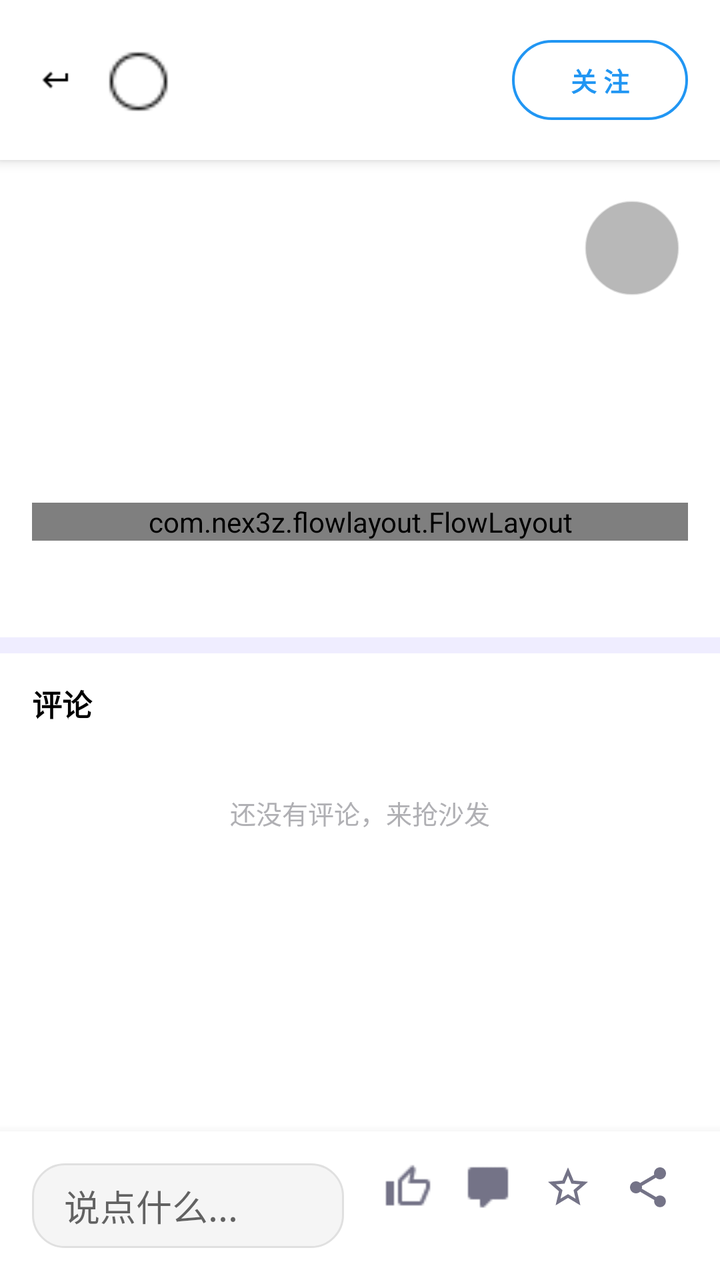
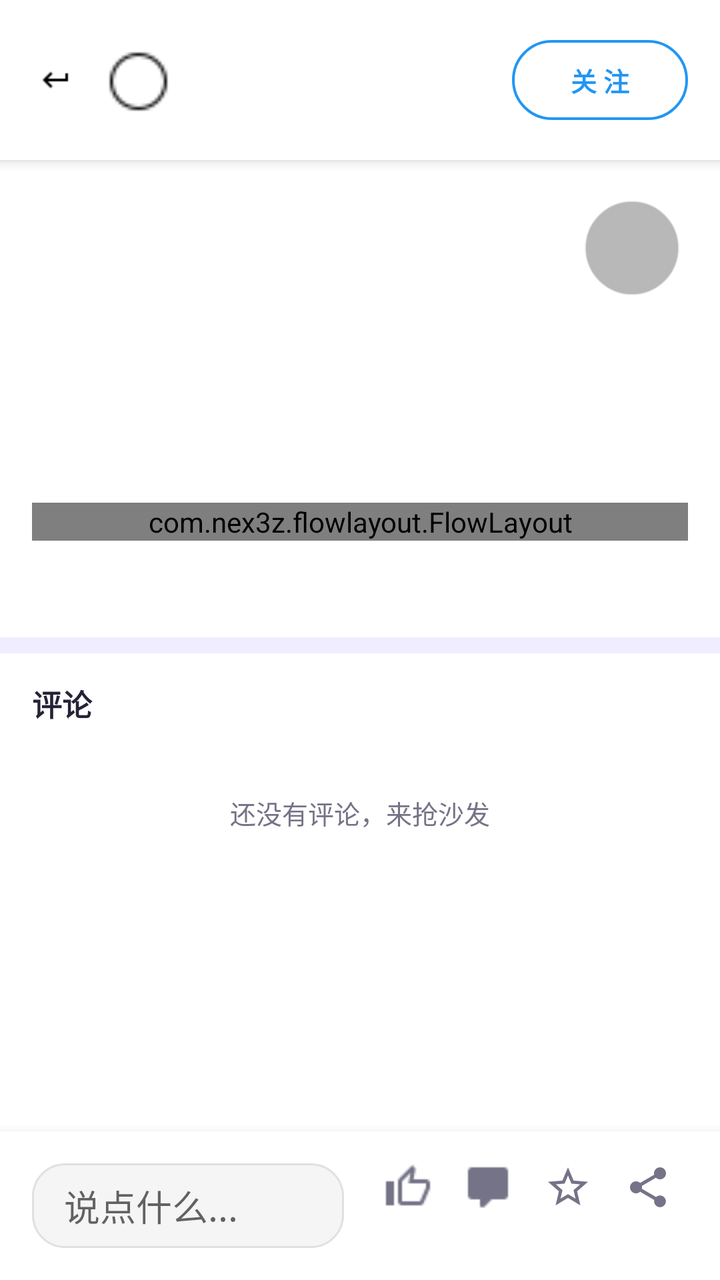

Two renders of the same Android screen: before a commit and after it. Below are the layout's source before the change and the commit's diff.
<!-- AndroidManifest.xml: application theme AppTheme -->
<!-- res/layout/activity_detail.xml -->
<?xml version="1.0" encoding="utf-8"?>
<androidx.coordinatorlayout.widget.CoordinatorLayout
    xmlns:android="http://schemas.android.com/apk/res/android"
    xmlns:app="http://schemas.android.com/apk/res-auto"
    android:id="@+id/root_layout"
    android:layout_width="match_parent"
    android:layout_height="match_parent"
    android:background="@color/white">

    
    <View
        android:id="@+id/background_overlay"
        android:layout_width="match_parent"
        android:layout_height="match_parent"
        android:background="#CCFFFFFF"
        android:alpha="0"
        android:clickable="false"
        android:focusable="false" />

    
    <FrameLayout
        android:id="@+id/scroll_container"
        android:layout_width="match_parent"
        android:layout_height="match_parent"
        android:clipChildren="false"
        android:clipToPadding="false">

        
        <androidx.core.widget.NestedScrollView
            android:id="@+id/nested_scroll_view"
            android:layout_width="match_parent"
            android:layout_height="match_parent"
            android:paddingBottom="80dp">

            <LinearLayout
                android:layout_width="match_parent"
                android:layout_height="wrap_content"
                android:orientation="vertical">

                
                <LinearLayout
                    android:id="@+id/top_bar"
                    android:layout_width="match_parent"
                    android:layout_height="wrap_content"
                    android:orientation="horizontal"
                    android:padding="16dp"
                    android:gravity="center_vertical"
                    android:background="@color/white"
                    android:elevation="4dp">

                    
                    <ImageView
                        android:id="@+id/back_button"
                        android:layout_width="24dp"
                        android:layout_height="24dp"
                        android:src="@drawable/ic_arrow_back"
                        android:contentDescription="返回"
                        android:padding="4dp"
                        android:background="?attr/selectableItemBackgroundBorderless" />

                    
                    <LinearLayout
                        android:id="@+id/author_container"
                        android:layout_width="0dp"
                        android:layout_height="wrap_content"
                        android:layout_weight="1"
                        android:orientation="horizontal"
                        android:paddingStart="12dp"
                        android:gravity="center_vertical"
                        android:clickable="true"
                        android:focusable="true"
                        android:foreground="?attr/selectableItemBackground">

                        
                        <ImageView
                            android:id="@+id/author_avatar"
                            android:layout_width="36dp"
                            android:layout_height="36dp"
                            android:scaleType="centerCrop"
                            android:background="@drawable/circle_bg"/>

                        
                        <TextView
                            android:id="@+id/author_name"
                            android:layout_width="wrap_content"
                            android:layout_height="wrap_content"
                            android:layout_marginStart="12dp"
                            android:textSize="14sp"
                            android:textStyle="bold"
                            android:textColor="@color/black"
                            android:maxLines="1"
                            android:ellipsize="end"/>
                    </LinearLayout>

                    
                    <com.google.android.material.button.MaterialButton
                        android:id="@+id/follow_button"
                        style="@style/Widget.Material3.Button.OutlinedButton"
                        android:layout_width="wrap_content"
                        android:layout_height="wrap_content"
                        android:text="关 注"
                        android:textColor="@color/primary_color"
                        android:textSize="13sp"
                        android:textStyle="bold"
                        app:cornerRadius="50dp"
                        app:rippleColor="@color/primary_color"
                        app:strokeColor="@color/primary_color"
                        app:strokeWidth="1.2dp" />


                </LinearLayout>

                
                <FrameLayout
                    android:id="@+id/image_container"
                    android:layout_width="match_parent"
                    android:layout_height="wrap_content"
                    android:clipChildren="true"
                    android:clipToPadding="true">

                    <androidx.viewpager2.widget.ViewPager2
                        android:id="@+id/image_pager"
                        android:layout_width="match_parent"
                        android:layout_height="wrap_content"
                        android:background="@color/black"/>

                    
                    <LinearLayout
                        android:id="@+id/progress_indicator"
                        android:layout_width="match_parent"
                        android:layout_height="wrap_content"
                        android:layout_gravity="bottom"
                        android:orientation="horizontal"
                        android:gravity="center"
                        android:paddingVertical="8dp"
                        android:visibility="gone"/>

                    
                    <ImageView
                        android:id="@+id/music_control_button"
                        android:layout_width="48dp"
                        android:layout_height="48dp"
                        android:layout_gravity="bottom|end"
                        android:layout_margin="20dp"
                    android:background="@drawable/circle_transparent_bg"
                    android:alpha="0.7"
                    android:contentDescription="音乐控制"
                    android:padding="12dp"
                    android:clickable="true"
                    android:focusable="true"/>

                </FrameLayout>

                
                <LinearLayout
                    android:id="@+id/content_layout"
                    android:layout_width="match_parent"
                    android:layout_height="wrap_content"
                    android:orientation="vertical"
                    android:padding="16dp">

                    
                    <TextView
                        android:id="@+id/title_text"
                        android:layout_width="match_parent"
                        android:layout_height="wrap_content"
                        android:textSize="18sp"
                        android:textStyle="bold"
                        android:textColor="@color/black"
                        android:lineSpacingExtra="4dp"/>

                    
                    <TextView
                        android:id="@+id/content_text"
                        android:layout_width="match_parent"
                        android:layout_height="wrap_content"
                        android:layout_marginTop="12dp"
                        android:textSize="14sp"
                        android:textColor="@color/profile_ink"
                        android:lineSpacingExtra="6dp"/>

                    
                    <TextView
                        android:id="@+id/summarize_entry"
                        android:layout_width="wrap_content"
                        android:layout_height="wrap_content"
                        android:layout_marginTop="10dp"
                        android:background="@drawable/edittext_rounded_bg"
                        android:paddingStart="14dp"
                        android:paddingEnd="14dp"
                        android:paddingTop="8dp"
                        android:paddingBottom="8dp"
                        android:text="@string/summarize_entry"
                        android:textColor="@color/primary_color"
                        android:textSize="13sp"
                        android:textStyle="bold"
                        android:visibility="gone" />

                    
                    <com.nex3z.flowlayout.FlowLayout
                        android:id="@+id/tags_container"
                        android:layout_width="match_parent"
                        android:layout_height="wrap_content"
                        android:layout_marginTop="12dp"
                        android:orientation="horizontal"/>

                    
                    <TextView
                        android:id="@+id/publish_date"
                        android:layout_width="match_parent"
                        android:layout_height="wrap_content"
                        android:layout_marginTop="16dp"
                        android:textSize="12sp"
                        android:textColor="@color/profile_muted"/>
                </LinearLayout>

                
                <View
                    android:layout_width="match_parent"
                    android:layout_height="8dp"
                    android:background="@color/profile_soft" />

                <LinearLayout
                    android:layout_width="match_parent"
                    android:layout_height="wrap_content"
                    android:orientation="vertical"
                    android:paddingBottom="16dp">

                    <LinearLayout
                        android:layout_width="match_parent"
                        android:layout_height="wrap_content"
                        android:orientation="horizontal"
                        android:gravity="center_vertical"
                        android:paddingStart="16dp"
                        android:paddingEnd="16dp">

                        <TextView
                            android:id="@+id/comments_header"
                            android:layout_width="0dp"
                            android:layout_height="wrap_content"
                            android:layout_weight="1"
                            android:paddingTop="14dp"
                            android:paddingBottom="10dp"
                            android:text="@string/comments_header"
                            android:textSize="15sp"
                            android:textStyle="bold"
                            android:textColor="@color/black" />

                        
                        <TextView
                            android:id="@+id/auto_reply_entry"
                            android:layout_width="wrap_content"
                            android:layout_height="wrap_content"
                            android:paddingStart="8dp"
                            android:paddingEnd="4dp"
                            android:paddingTop="14dp"
                            android:paddingBottom="10dp"
                            android:text="@string/auto_reply_entry"
                            android:textColor="@color/primary_color"
                            android:textSize="13sp"
                            android:visibility="gone" />
                    </LinearLayout>

                    <androidx.recyclerview.widget.RecyclerView
                        android:id="@+id/comments_list"
                        android:layout_width="match_parent"
                        android:layout_height="wrap_content"
                        android:nestedScrollingEnabled="false"
                        android:overScrollMode="never" />

                    <TextView
                        android:id="@+id/comments_empty"
                        android:layout_width="match_parent"
                        android:layout_height="wrap_content"
                        android:gravity="center"
                        android:padding="24dp"
                        android:text="@string/comments_empty"
                        android:textSize="13sp"
                        android:textColor="#B0B0B4" />

                    <TextView
                        android:id="@+id/comments_more"
                        android:layout_width="match_parent"
                        android:layout_height="wrap_content"
                        android:gravity="center"
                        android:padding="10dp"
                        android:textSize="13sp"
                        android:textColor="@color/profile_accent"
                        android:visibility="gone" />
                </LinearLayout>
            </LinearLayout>
        </androidx.core.widget.NestedScrollView>
    </FrameLayout>

    
    <LinearLayout
        android:id="@+id/bottom_bar"
        android:layout_width="match_parent"
        android:layout_height="wrap_content"
        android:layout_gravity="bottom"
        android:orientation="horizontal"
        android:background="@color/white"
        android:padding="16dp"
        android:elevation="8dp"
        app:layout_behavior="com.google.android.material.behavior.HideBottomViewOnScrollBehavior">

        
        <EditText
            android:id="@+id/comment_input"
            android:layout_width="0dp"
            android:layout_height="wrap_content"
            android:minHeight="40dp"
            android:layout_weight="1"
            android:layout_marginEnd="12dp"
            android:hint="@string/comments_input_hint"
            android:background="@drawable/edittext_rounded_bg"
            android:paddingStart="16dp"
            android:paddingEnd="16dp"
            android:paddingTop="8dp"
            android:paddingBottom="8dp"
            android:maxLines="3"
            android:imeOptions="actionSend"
            android:inputType="textMultiLine|textCapSentences"/>

        
        <TextView
            android:id="@+id/comment_send"
            android:layout_width="wrap_content"
            android:layout_height="wrap_content"
            android:layout_gravity="center_vertical"
            android:layout_marginEnd="12dp"
            android:background="@drawable/edittext_rounded_bg"
            android:paddingStart="14dp"
            android:paddingEnd="14dp"
            android:paddingTop="8dp"
            android:paddingBottom="8dp"
            android:text="@string/comments_send"
            android:textColor="@color/primary_color"
            android:textSize="14sp"
            android:textStyle="bold"
            android:visibility="gone" />

        
        <ImageView
            android:id="@+id/like_button"
            android:layout_width="24dp"
            android:layout_height="24dp"
            android:layout_marginHorizontal="8dp"
            android:src="@drawable/ic_thumb_up_outline"
            app:tint="@color/profile_muted" />

        
        <ImageView
            android:id="@+id/comment_button"
            android:layout_width="24dp"
            android:layout_height="24dp"
            android:layout_marginHorizontal="8dp"
            android:src="@drawable/ic_comment_outline"
            app:tint="@color/profile_muted" />

        
        <ImageView
            android:id="@+id/collect_button"
            android:layout_width="24dp"
            android:layout_height="24dp"
            android:layout_marginHorizontal="8dp"
            android:src="@drawable/ic_star_outline"
            app:tint="@color/profile_muted" />

        
        <ImageView
            android:id="@+id/share_button"
            android:layout_width="24dp"
            android:layout_height="24dp"
            android:layout_marginHorizontal="8dp"
            android:src="@drawable/ic_share"
            app:tint="@color/profile_muted" />
    </LinearLayout>

</androidx.coordinatorlayout.widget.CoordinatorLayout>
<!-- resources referenced by this layout -->
<resources>
  <color name="black">#FF000000</color>
  <color name="primary_color">#FF2196F3</color>
  <color name="profile_accent">#6155CE</color>
  <color name="profile_ink">#242337</color>
  <color name="profile_muted">#747387</color>
  <color name="profile_soft">#EFEDFF</color>
  <color name="white">#FFFFFFFF</color>
  <!-- drawable circle_transparent_bg (drawable) -->
  <?xml version="1.0" encoding="utf-8"?>
  <shape xmlns:android="http://schemas.android.com/apk/res/android"
      android:shape="oval">
      <solid android:color="#66000000" /> 
      <stroke
          android:width="1dp"
          android:color="#88FFFFFF" /> 
  </shape>
  <!-- drawable edittext_rounded_bg (drawable) -->
  <?xml version="1.0" encoding="utf-8"?>
  <shape xmlns:android="http://schemas.android.com/apk/res/android"
      android:shape="rectangle">
      <solid android:color="@color/gray_100" />
      <corners android:radius="16dp" /> 
      <stroke
          android:width="1dp"
          android:color="@color/gray_300" />
  </shape>
  <!-- drawable ic_star_outline (drawable) -->
  <vector xmlns:android="http://schemas.android.com/apk/res/android"
      android:width="24dp"
      android:height="24dp"
      android:viewportWidth="24"
      android:viewportHeight="24"
      android:tint="@color/gray_600">
      <path
          android:fillColor="@android:color/white"
          android:pathData="M22,9.24l-7.19,-0.62L12,2 9.19,8.63 2,9.24l5.46,4.73L5.82,21 12,17.27 18.18,21l-1.63,-7.03L22,9.24zM12,15.4l-3.76,2.27 1,-4.28 -3.32,-2.88 4.38,-0.38L12,6.1l1.71,4.04 4.38,0.38 -3.32,2.88 1,4.28z"/>
  </vector>
  <string name="auto_reply_entry">自动回复</string>
  <string name="comments_empty">还没有评论，来抢沙发</string>
  <string name="comments_header">评论</string>
  <string name="comments_input_hint">说点什么...</string>
  <string name="comments_send">发送</string>
  <string name="summarize_entry">✨ 提炼要点</string>
  <color name="gray_100">#FFF5F5F5</color>
  <color name="gray_300">#FFE0E0E0</color>
  <color name="gray_600">#FF757575</color>
  <color name="brand_violet_deep">#FF4A3FB8</color>
  <color name="brand_violet_light">#FF8B7FF5</color>
  <color name="brand_violet">#FF6155CE</color>
  <color name="profile_bg">#F7F7FC</color>
  <color name="profile_surface">#FFFFFF</color>
  <color name="profile_error">#B3261E</color>
  <color name="accent_ripple">#1F6155CE</color>
  <style name="ShapeRounded.Small" parent="ShapeAppearance.MaterialComponents.SmallComponent">
          <item name="cornerFamily">rounded</item>
          <item name="cornerSize">@dimen/radius_control</item>
      </style>
  <style name="ShapeRounded.Medium" parent="ShapeAppearance.MaterialComponents.MediumComponent">
          <item name="cornerFamily">rounded</item>
          <item name="cornerSize">@dimen/radius_card</item>
      </style>
  <style name="ShapeRounded.Large" parent="ShapeAppearance.MaterialComponents.LargeComponent">
          <item name="cornerFamily">rounded</item>
          <item name="cornerSize">24dp</item>
      </style>
  <style name="Widget.PixelFlow.Button" parent="Widget.MaterialComponents.Button">
          <item name="android:minHeight">52dp</item>
          <item name="android:textSize">15sp</item>
          <item name="android:textAllCaps">false</item>
          <item name="android:insetTop">0dp</item>
          <item name="android:insetBottom">0dp</item>
          <item name="cornerRadius">@dimen/radius_pill</item>
          <item name="android:textColor">@color/white</item>
      </style>
  <dimen name="radius_control">12dp</dimen>
  <dimen name="radius_card">16dp</dimen>
  <dimen name="radius_pill">22dp</dimen>
  <!-- unchanged entries left out for length: 6 -->
</resources>

<!-- the commit's change to res/layout/activity_detail.xml (unified diff, before → after) -->
@@ -244,7 +244,7 @@
                             android:text="@string/comments_header"
                             android:textSize="15sp"
                             android:textStyle="bold"
-                            android:textColor="@color/black" />
+                            android:textColor="@color/profile_ink" />
 
                         
                         <TextView
@@ -256,7 +256,7 @@
                             android:paddingTop="14dp"
                             android:paddingBottom="10dp"
                             android:text="@string/auto_reply_entry"
-                            android:textColor="@color/primary_color"
+                            android:textColor="@color/profile_accent"
                             android:textSize="13sp"
                             android:visibility="gone" />
                     </LinearLayout>
@@ -276,7 +276,7 @@
                         android:padding="24dp"
                         android:text="@string/comments_empty"
                         android:textSize="13sp"
-                        android:textColor="#B0B0B4" />
+                        android:textColor="@color/profile_muted" />
 
                     <TextView
                         android:id="@+id/comments_more"
